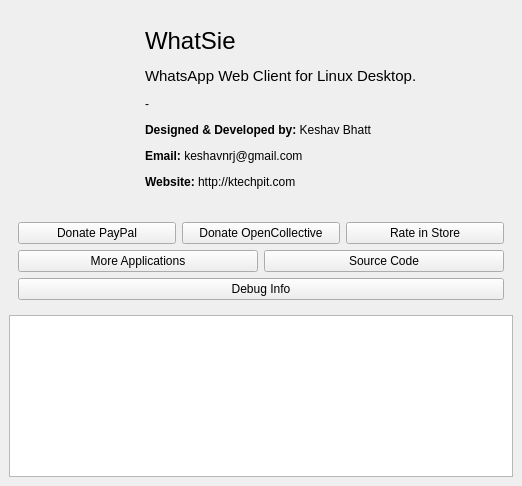
Before: the Qt Designer form src/about.ui in keshavbhatt/whatsie, drawn with Qt 5.
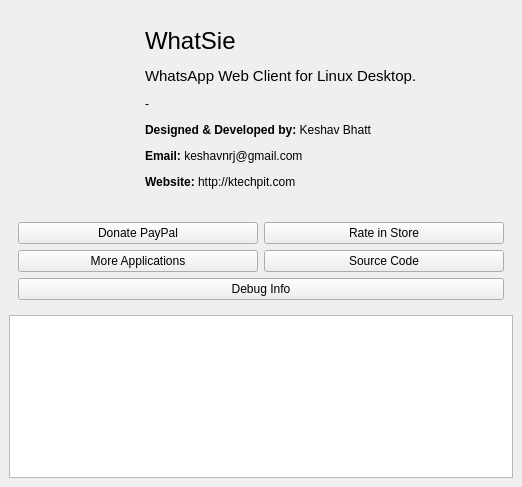
After: the same form once the commit is applied. Icons and pictures are not drawn.

The edit to the form file:
```diff
--- a/src/about.ui
+++ b/src/about.ui
@@ -7,7 +7,7 @@
     <x>0</x>
     <y>0</y>
     <width>522</width>
-    <height>486</height>
+    <height>487</height>
    </rect>
   </property>
   <property name="windowTitle">
@@ -172,13 +172,6 @@
              </property>
             </widget>
            </item>
-           <item>
-            <widget class="QPushButton" name="donate_2">
-             <property name="text">
-              <string>Donate OpenCollective</string>
-             </property>
-            </widget>
-           </item>
            <item>
             <widget class="QPushButton" name="rate">
              <property name="text">
```
